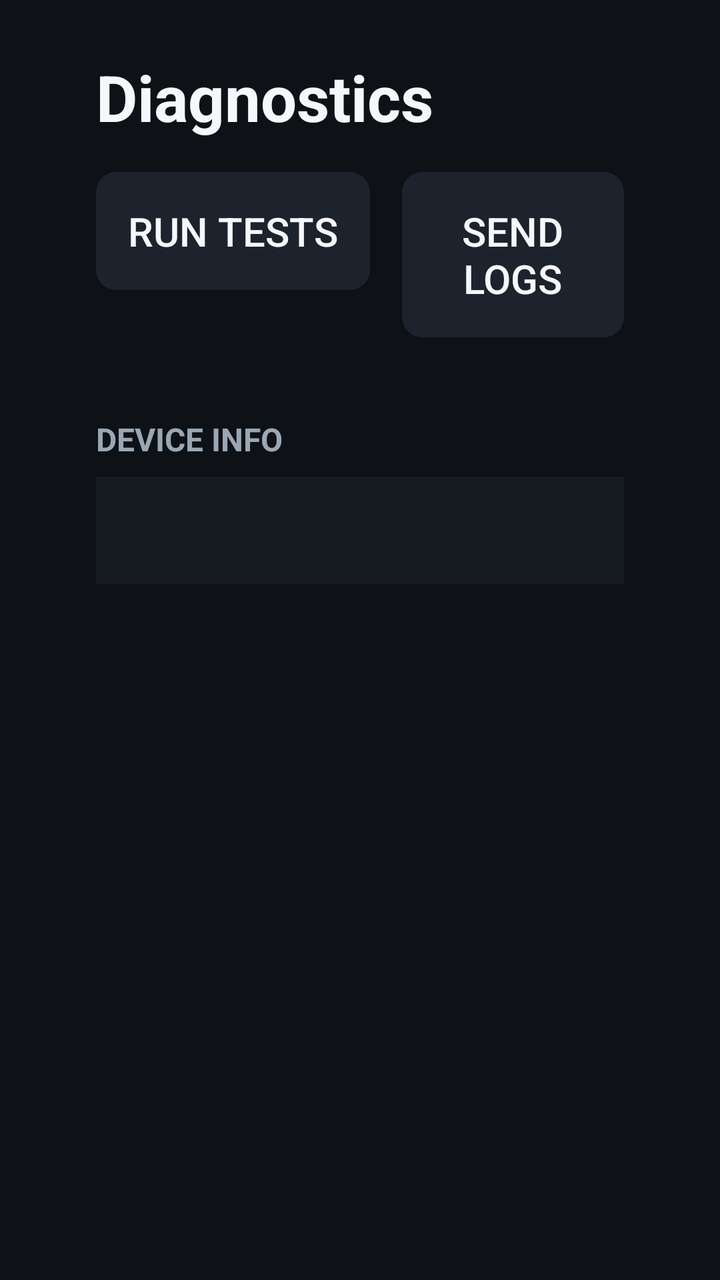
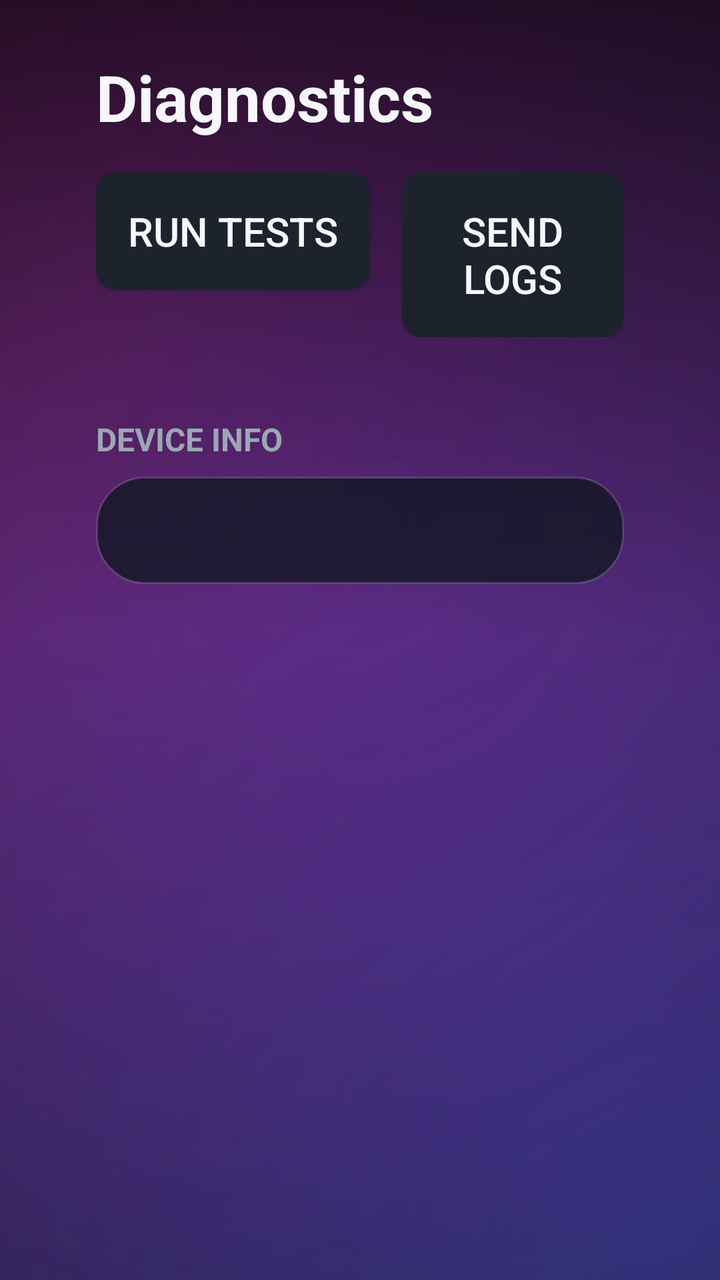

The first picture is an Android layout as it rendered before a commit; the second is the same layout after the commit. The layout source and the unified diff follow.
<!-- AndroidManifest.xml: application theme Theme.IptvPlayer -->
<!-- res/layout/activity_diagnostics.xml -->
<?xml version="1.0" encoding="utf-8"?>
<LinearLayout xmlns:android="http://schemas.android.com/apk/res/android"
    android:layout_width="match_parent"
    android:layout_height="match_parent"
    android:orientation="vertical"
    android:background="@color/bg_root"
    android:paddingHorizontal="@dimen/safe_area_h"
    android:paddingVertical="@dimen/safe_area_v">

    <TextView
        android:layout_width="match_parent"
        android:layout_height="wrap_content"
        android:text="@string/diag_title"
        android:textColor="@color/text_primary"
        android:textSize="@dimen/text_big_title"
        android:textStyle="bold"
        android:layout_marginBottom="@dimen/space_m" />

    <LinearLayout
        android:layout_width="match_parent"
        android:layout_height="wrap_content"
        android:orientation="horizontal"
        android:layout_marginBottom="@dimen/space_m">

        <Button
            android:id="@+id/btnRunTests"
            style="@style/Widget.Iptv.Button"
            android:layout_width="wrap_content"
            android:layout_height="wrap_content"
            android:text="@string/diag_run" />

        <Button
            android:id="@+id/btnSendLogs"
            style="@style/Widget.Iptv.Button"
            android:layout_width="wrap_content"
            android:layout_height="wrap_content"
            android:layout_marginStart="@dimen/space_m"
            android:text="@string/diag_send_logs" />
    </LinearLayout>

    <ScrollView
        android:layout_width="match_parent"
        android:layout_height="0dp"
        android:layout_weight="1"
        android:clipToPadding="false"
        android:fillViewport="true">

        <LinearLayout
            android:layout_width="match_parent"
            android:layout_height="wrap_content"
            android:orientation="vertical">

            <LinearLayout
                android:id="@+id/diagResults"
                android:layout_width="match_parent"
                android:layout_height="wrap_content"
                android:orientation="vertical" />

            <TextView
                android:layout_width="match_parent"
                android:layout_height="wrap_content"
                android:text="@string/diag_device"
                android:textColor="@color/text_secondary"
                android:textSize="@dimen/text_caption"
                android:textStyle="bold"
                android:textAllCaps="true"
                android:layout_marginTop="@dimen/space_l"
                android:layout_marginBottom="@dimen/space_s" />

            <TextView
                android:id="@+id/deviceInfo"
                android:layout_width="match_parent"
                android:layout_height="wrap_content"
                android:background="@drawable/bg_panel"
                android:padding="@dimen/space_m"
                android:textColor="@color/text_primary"
                android:textSize="@dimen/text_caption"
                android:lineSpacingMultiplier="1.3" />
        </LinearLayout>
    </ScrollView>
</LinearLayout>
<!-- resources referenced by this layout -->
<resources>
  <color name="bg_root">#0E1116</color>
  <color name="text_primary">#F5F7FA</color>
  <color name="text_secondary">#9AA7B4</color>
  <dimen name="safe_area_h">48dp</dimen>
  <dimen name="safe_area_v">27dp</dimen>
  <dimen name="space_l">24dp</dimen>
  <dimen name="space_m">16dp</dimen>
  <dimen name="space_s">8dp</dimen>
  <dimen name="text_big_title">32sp</dimen>
  <dimen name="text_caption">16sp</dimen>
  <!-- drawable bg_panel (drawable) -->
  <?xml version="1.0" encoding="utf-8"?>
  <shape xmlns:android="http://schemas.android.com/apk/res/android" android:shape="rectangle">
      <solid android:color="@color/bg_panel" />
  </shape>
  <string name="diag_device">Device info</string>
  <string name="diag_run">Run tests</string>
  <string name="diag_send_logs">Send logs</string>
  <string name="diag_title">Diagnostics</string>
  <style name="Widget.Iptv.Button" parent="Widget.AppCompat.Button">
          <item name="android:background">@drawable/bg_button</item>
          <item name="android:textColor">@color/text_primary</item>
          <item name="android:textSize">@dimen/text_body</item>
          <item name="android:padding">@dimen/space_m</item>
          <item name="android:focusable">true</item>
      </style>
  <color name="bg_panel">#161B22</color>
  <dimen name="text_body">20sp</dimen>
  <color name="accent">#3DA9FC</color>
  <dimen name="card_radius">10dp</dimen>
  <dimen name="focus_stroke">2dp</dimen>
  <color name="accent_dim">#1E5F8C</color>
  <color name="bg_card">#1C232D</color>
  <!-- unchanged entries left out for length: 2 -->
</resources>

<!-- the commit's change to res/layout/activity_diagnostics.xml (unified diff, before → after) -->
@@ -3,7 +3,7 @@
     android:layout_width="match_parent"
     android:layout_height="match_parent"
     android:orientation="vertical"
-    android:background="@color/bg_root"
+    android:background="@drawable/bg_login_aurora"
     android:paddingHorizontal="@dimen/safe_area_h"
     android:paddingVertical="@dimen/safe_area_v">
 
@@ -71,7 +71,7 @@
                 android:id="@+id/deviceInfo"
                 android:layout_width="match_parent"
                 android:layout_height="wrap_content"
-                android:background="@drawable/bg_panel"
+                android:background="@drawable/bg_glass_card"
                 android:padding="@dimen/space_m"
                 android:textColor="@color/text_primary"
                 android:textSize="@dimen/text_caption"
<!-- resource entries referenced after the edit -->
@@ -10,11 +10,64 @@
   <dimen name="space_s">8dp</dimen>
   <dimen name="text_big_title">32sp</dimen>
   <dimen name="text_caption">16sp</dimen>
-  <!-- drawable bg_panel (drawable) -->
+  <!-- drawable bg_glass_card (drawable) -->
   <?xml version="1.0" encoding="utf-8"?>
   <shape xmlns:android="http://schemas.android.com/apk/res/android" android:shape="rectangle">
-      <solid android:color="@color/bg_panel" />
+      <solid android:color="@color/glass_card" />
+      <corners android:radius="24dp" />
+      <stroke android:width="1dp" android:color="@color/glass_stroke" />
   </shape>
+  <!-- drawable bg_login_aurora (drawable) -->
+  <?xml version="1.0" encoding="utf-8"?>
+  <layer-list xmlns:android="http://schemas.android.com/apk/res/android">
+      <item>
+          <shape android:shape="rectangle">
+              <solid android:color="@color/brand_cinematic" />
+          </shape>
+      </item>
+      <item>
+          <shape android:shape="rectangle">
+              <gradient
+                  android:type="radial"
+                  android:centerX="0.16"
+                  android:centerY="0.22"
+                  android:gradientRadius="760dp"
+                  android:startColor="#73FF2E9A"
+                  android:endColor="#00FF2E9A" />
+          </shape>
+      </item>
+      <item>
+          <shape android:shape="rectangle">
+              <gradient
+                  android:type="radial"
+                  android:centerX="0.92"
+                  android:centerY="0.96"
+                  android:gradientRadius="860dp"
+                  android:startColor="#5E3A6BFF"
+                  android:endColor="#003A6BFF" />
+          </shape>
+      </item>
+      <item>
+          <shape android:shape="rectangle">
+              <gradient
+                  android:type="radial"
+                  android:centerX="0.5"
+                  android:centerY="0.42"
+                  android:gradientRadius="520dp"
+                  android:startColor="#357B2FF7"
+                  android:endColor="#007B2FF7" />
+          </shape>
+      </item>
+      <item>
+          <shape android:shape="rectangle">
+              <gradient
+                  android:angle="90"
+                  android:startColor="#00000000"
+                  android:centerColor="#00000000"
+                  android:endColor="#99000000" />
+          </shape>
+      </item>
+  </layer-list>
   <string name="diag_device">Device info</string>
   <string name="diag_run">Run tests</string>
   <string name="diag_send_logs">Send logs</string>
@@ -26,7 +79,9 @@
           <item name="android:padding">@dimen/space_m</item>
           <item name="android:focusable">true</item>
       </style>
-  <color name="bg_panel">#161B22</color>
+  <color name="glass_card">#CC121723</color>
+  <color name="glass_stroke">#26FFFFFF</color>
+  <color name="brand_cinematic">#07090F</color>
   <dimen name="text_body">20sp</dimen>
   <color name="accent">#3DA9FC</color>
   <dimen name="card_radius">10dp</dimen>
